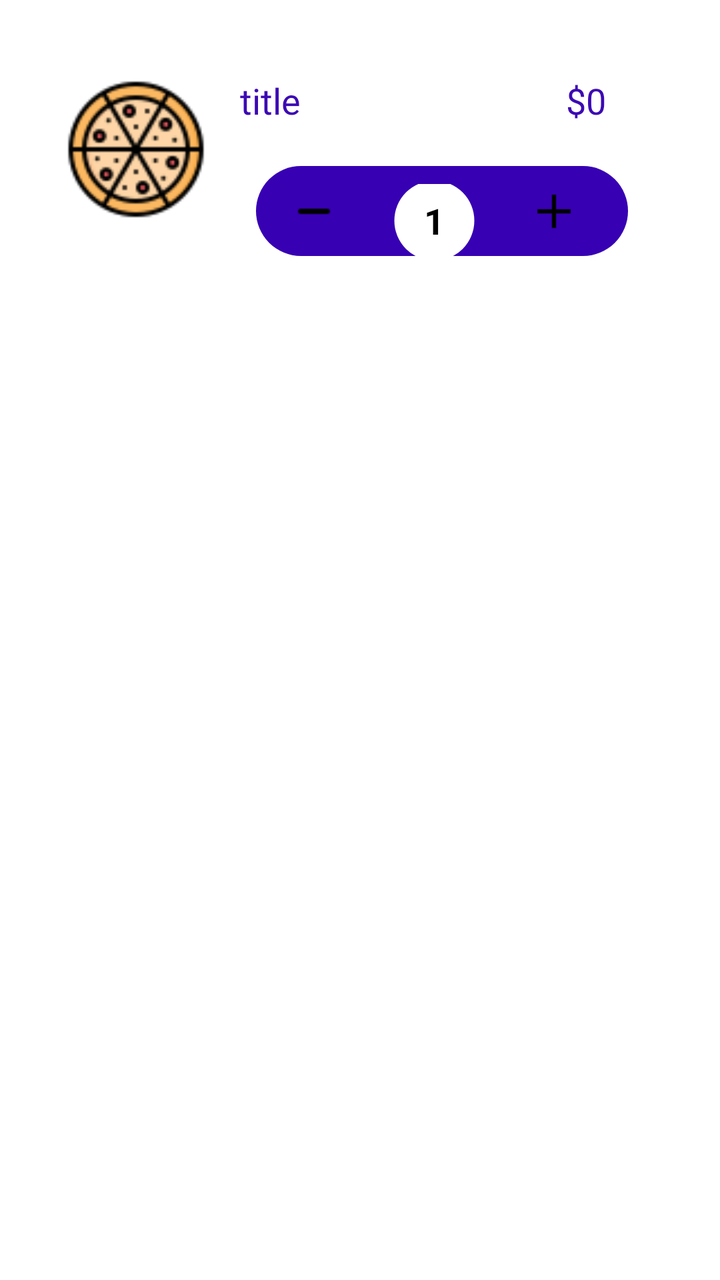
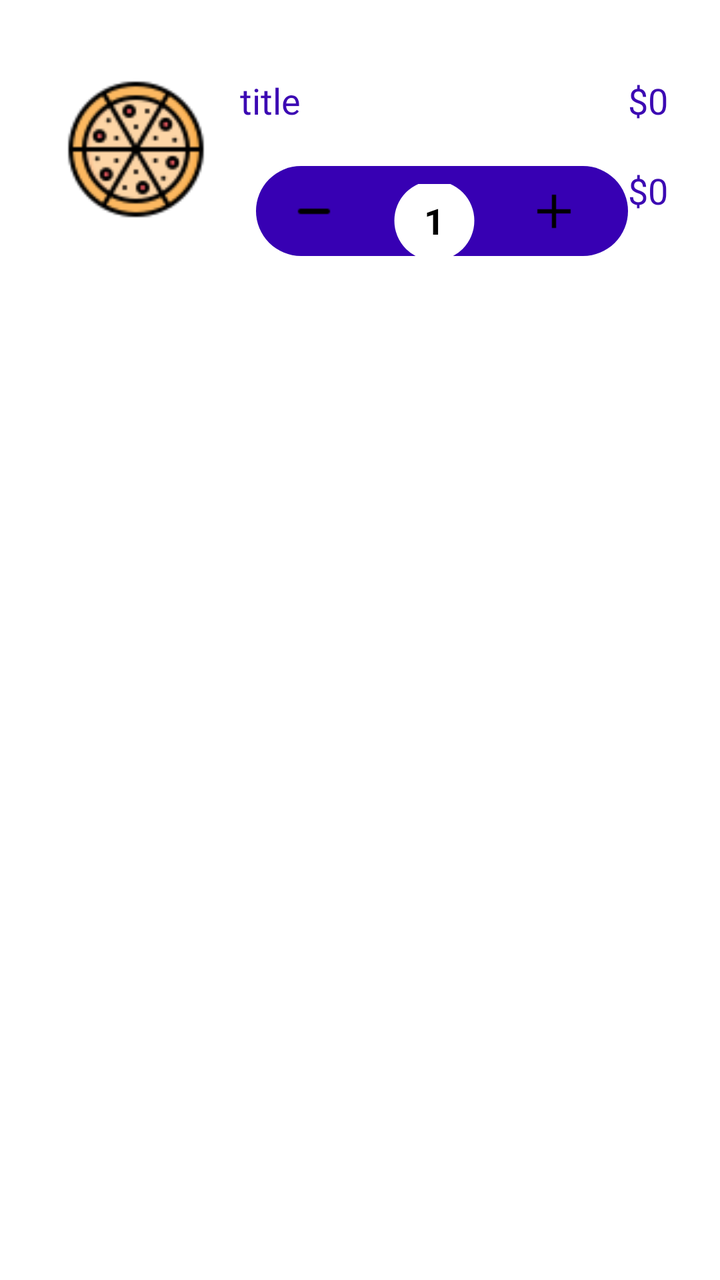

Before-and-after screenshots of an Android layout around one commit, followed by the original layout XML and the change that was made.
<!-- AndroidManifest.xml: application theme Theme.PROIECT -->
<!-- res/layout/viewholdercart_layout.xml -->
<?xml version="1.0" encoding="utf-8"?>
<androidx.constraintlayout.widget.ConstraintLayout xmlns:android="http://schemas.android.com/apk/res/android"
    xmlns:app="http://schemas.android.com/apk/res-auto"
    android:layout_width="match_parent"
    android:layout_height="wrap_content"
    android:layout_margin="4dp"
    android:layout_marginStart="16dp"
    android:layout_marginTop="16dp"
    android:layout_marginEnd="16dp"
    android:layout_marginBottom="10dp"
    android:background="@drawable/cart_bg"
    app:layout_goneMarginBottom="16dp">

    <androidx.constraintlayout.widget.ConstraintLayout
        android:id="@+id/constraintLayout2"
        android:layout_width="0dp"
        android:layout_height="wrap_content"
        android:layout_marginStart="16dp"
        android:layout_marginEnd="10dp"
        android:layout_marginBottom="10dp"
        app:layout_constraintBottom_toBottomOf="parent"
        app:layout_constraintEnd_toEndOf="parent"
        app:layout_constraintHorizontal_bias="0.62"
        app:layout_constraintStart_toStartOf="parent"
        app:layout_constraintTop_toTopOf="parent"
        app:layout_constraintVertical_bias="0.042">

        <ImageView
            android:id="@+id/photo"
            android:layout_width="72dp"
            android:layout_height="86dp"
            android:layout_marginStart="16dp"
            app:layout_constraintBottom_toBottomOf="parent"
            app:layout_constraintStart_toStartOf="parent"
            app:layout_constraintTop_toTopOf="parent"
            app:layout_constraintVertical_bias="0.483"
            app:srcCompat="@drawable/cartpizza" />

        <TextView
            android:id="@+id/total"
            android:layout_width="51dp"
            android:layout_height="29dp"
            android:layout_marginEnd="16dp"
            android:fontFamily="@font/bevan"
            android:text="$0"
            android:textColor="#3C09B3"
            android:textSize="18sp"
            app:layout_constraintBottom_toBottomOf="@+id/constraintLayout4"
            app:layout_constraintEnd_toEndOf="parent"
            app:layout_constraintTop_toTopOf="@+id/constraintLayout4"
            app:layout_constraintVertical_bias="0.0" />

        <TextView
            android:id="@+id/feePerItem"
            android:layout_width="51dp"
            android:layout_height="29dp"
            android:layout_marginEnd="16dp"
            android:fontFamily="@font/bevan"
            android:text="$0"
            android:textColor="#3C09B3"
            android:textSize="18sp"
            app:layout_constraintBottom_toBottomOf="@+id/title_product"
            app:layout_constraintEnd_toEndOf="parent"
            app:layout_constraintTop_toTopOf="@+id/title_product"
            app:layout_constraintVertical_bias="0.0" />

        <TextView
            android:id="@+id/title_product"
            android:layout_width="51dp"
            android:layout_height="29dp"
            android:layout_marginStart="16dp"
            android:layout_marginTop="16dp"
            android:fontFamily="@font/bevan"
            android:text="title"
            android:textColor="#3C09B3"
            android:textSize="18sp"
            app:layout_constraintStart_toEndOf="@+id/photo"
            app:layout_constraintTop_toTopOf="parent" />

        <androidx.constraintlayout.widget.ConstraintLayout
            android:id="@+id/constraintLayout4"
            android:layout_width="wrap_content"
            android:layout_height="wrap_content"
            android:layout_marginTop="16dp"
            app:layout_constraintStart_toStartOf="@+id/title_product"
            app:layout_constraintTop_toBottomOf="@+id/title_product">

            <ImageView
                android:id="@+id/imageView3"
                android:layout_width="186dp"
                android:layout_height="45dp"
                android:layout_marginStart="8dp"
                app:layout_constraintBottom_toBottomOf="parent"
                app:layout_constraintEnd_toEndOf="parent"
                app:layout_constraintHorizontal_bias="0.52"
                app:layout_constraintStart_toStartOf="parent"
                app:layout_constraintTop_toTopOf="parent"
                app:layout_constraintVertical_bias="0.0"
                app:srcCompat="@drawable/purple_bar" />

            <androidx.constraintlayout.widget.ConstraintLayout
                android:id="@+id/constraintLayout3"
                android:layout_width="46dp"
                android:layout_height="36dp"
                app:layout_constraintBottom_toBottomOf="parent"
                app:layout_constraintEnd_toEndOf="parent"
                app:layout_constraintStart_toStartOf="parent"
                app:layout_constraintTop_toTopOf="parent"
                app:layout_constraintVertical_bias="1.0">

                <ImageView
                    android:id="@+id/img"
                    android:layout_width="43dp"
                    android:layout_height="40dp"
                    app:layout_constraintBottom_toBottomOf="parent"
                    app:layout_constraintEnd_toEndOf="parent"
                    app:layout_constraintStart_toStartOf="parent"
                    app:layout_constraintTop_toTopOf="parent"
                    app:srcCompat="@drawable/white_circle" />

                <TextView
                    android:id="@+id/numberItemT"
                    android:layout_width="wrap_content"
                    android:layout_height="wrap_content"
                    android:text="1"
                    android:textColor="@color/black"
                    android:textSize="18sp"
                    android:textStyle="bold"
                    app:layout_constraintBottom_toBottomOf="@+id/img"
                    app:layout_constraintEnd_toEndOf="@+id/img"
                    app:layout_constraintStart_toStartOf="@+id/img"
                    app:layout_constraintTop_toTopOf="@+id/img" />
            </androidx.constraintlayout.widget.ConstraintLayout>

            <ImageView
                android:id="@+id/plusCartBtn"
                android:layout_width="26dp"
                android:layout_height="26dp"
                app:layout_constraintBottom_toBottomOf="parent"
                app:layout_constraintEnd_toEndOf="parent"
                app:layout_constraintStart_toEndOf="@+id/constraintLayout3"
                app:layout_constraintTop_toTopOf="parent"
                app:srcCompat="@drawable/plus" />

            <ImageView
                android:id="@+id/minusCartBtn"
                android:layout_width="26dp"
                android:layout_height="20dp"
                app:layout_constraintBottom_toBottomOf="parent"
                app:layout_constraintEnd_toStartOf="@+id/constraintLayout3"
                app:layout_constraintStart_toStartOf="parent"
                app:layout_constraintTop_toTopOf="parent"
                app:srcCompat="@drawable/minus" />

        </androidx.constraintlayout.widget.ConstraintLayout>

    </androidx.constraintlayout.widget.ConstraintLayout>

</androidx.constraintlayout.widget.ConstraintLayout>
<!-- resources referenced by this layout -->
<resources>
  <color name="black">#FF000000</color>
  <!-- drawable cart_bg (drawable) -->
  <?xml version="1.0" encoding="utf-8"?>
  <selector xmlns:android="http://schemas.android.com/apk/res/android">
  <item>
      <shape android:shape="rectangle">
          <solid android:color="#ffffff"/>
          <corners android:radius="18dp"/>
      </shape>
  </item>
  </selector>
  <!-- drawable cartpizza: png bitmap (drawable, 3736 bytes) -->
  <!-- drawable minus: png bitmap (drawable, 142 bytes) -->
  <!-- drawable plus: png bitmap (drawable, 161 bytes) -->
  <!-- drawable purple_bar (drawable) -->
  <?xml version="1.0" encoding="utf-8"?>
  <selector xmlns:android="http://schemas.android.com/apk/res/android">
  <item>
      <shape android:shape="rectangle">
          <solid android:color="@color/purple_700"/>
          <corners android:radius="58dp"/>
      </shape>
  </item>
  </selector>
  <!-- drawable white_circle (drawable) -->
  <?xml version="1.0" encoding="utf-8"?>
  <selector xmlns:android="http://schemas.android.com/apk/res/android">
  <item>
      <shape android:shape="oval">
          <size android:width="35dp"
              android:height="35dp"/>
          <solid android:color="#ffffff"/>
      </shape>
  </item>
  </selector>
  <style name="Theme.PROIECT" parent="Theme.MaterialComponents.DayNight.NoActionBar">
          
          <item name="colorPrimary">@color/purple_500</item>
          <item name="colorPrimaryVariant">#ffffff    </item>
          <item name="colorOnPrimary">@color/white</item>
          
          <item name="colorSecondary">@color/teal_200</item>
          <item name="colorSecondaryVariant">@color/teal_700</item>
          <item name="colorOnSecondary">@color/black</item>
          
          <item name="android:statusBarColor">?attr/colorPrimaryVariant</item>
          
      </style>
  <color name="purple_700">#FF3700B3</color>
  <color name="purple_500">#FF6200EE</color>
  <color name="white">#FFFFFFFF</color>
  <color name="teal_200">#FF03DAC5</color>
  <color name="teal_700">#FF018786</color>
</resources>

<!-- the commit's change to res/layout/viewholdercart_layout.xml (unified diff, before → after) -->
@@ -38,7 +38,7 @@
 
         <TextView
             android:id="@+id/total"
-            android:layout_width="51dp"
+            android:layout_width="wrap_content"
             android:layout_height="29dp"
             android:layout_marginEnd="16dp"
             android:fontFamily="@font/bevan"
@@ -52,7 +52,7 @@
 
         <TextView
             android:id="@+id/feePerItem"
-            android:layout_width="51dp"
+            android:layout_width="wrap_content"
             android:layout_height="29dp"
             android:layout_marginEnd="16dp"
             android:fontFamily="@font/bevan"
@@ -66,7 +66,9 @@
 
         <TextView
             android:id="@+id/title_product"
-            android:layout_width="51dp"
+            android:layout_width="wrap_content"
+            android:maxLines="1"
+            android:ellipsize="end"
             android:layout_height="29dp"
             android:layout_marginStart="16dp"
             android:layout_marginTop="16dp"
